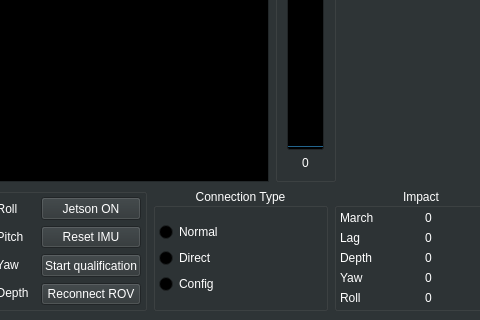
Old version of the form mainwindow.ui in the repository hydronautics-team/PoolsideGUI; both pictures show x 86 to 566 and y 262 to 582 of the 966 by 582 pixel window.
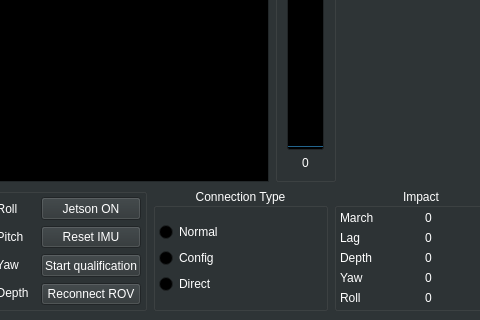
New version of the form. Custom widgets are drawn as their Qt base class.

Commit message: ConnectionTypeChanged for SerialClient

The edit to the form file:
```diff
--- a/mainwindow.ui
+++ b/mainwindow.ui
@@ -857,16 +857,16 @@
             </widget>
            </item>
            <item>
-            <widget class="QRadioButton" name="radioButton_ConnectionDirect">
+            <widget class="QRadioButton" name="radioButton_ConnectionConfig">
              <property name="text">
-              <string>Direct</string>
+              <string>Config</string>
              </property>
             </widget>
            </item>
            <item>
-            <widget class="QRadioButton" name="radioButton_ConnectionConfig">
+            <widget class="QRadioButton" name="radioButton_ConnectionDirect">
              <property name="text">
-              <string>Config</string>
+              <string>Direct</string>
              </property>
             </widget>
            </item>
```
The commit also changes 4 other files.
